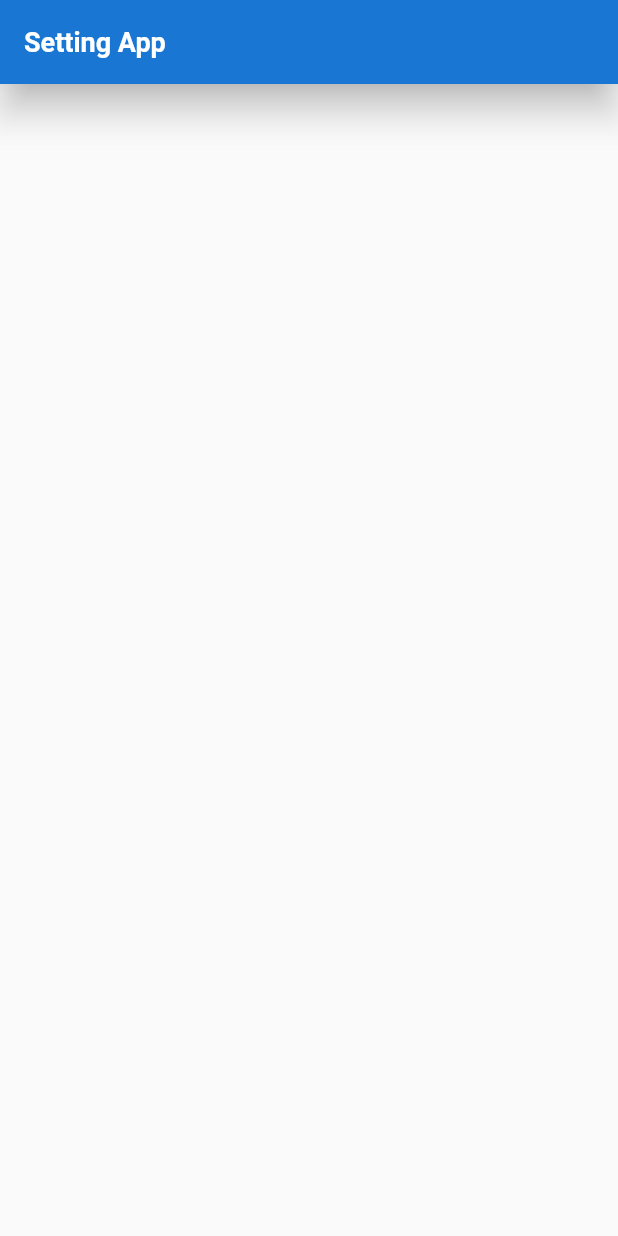
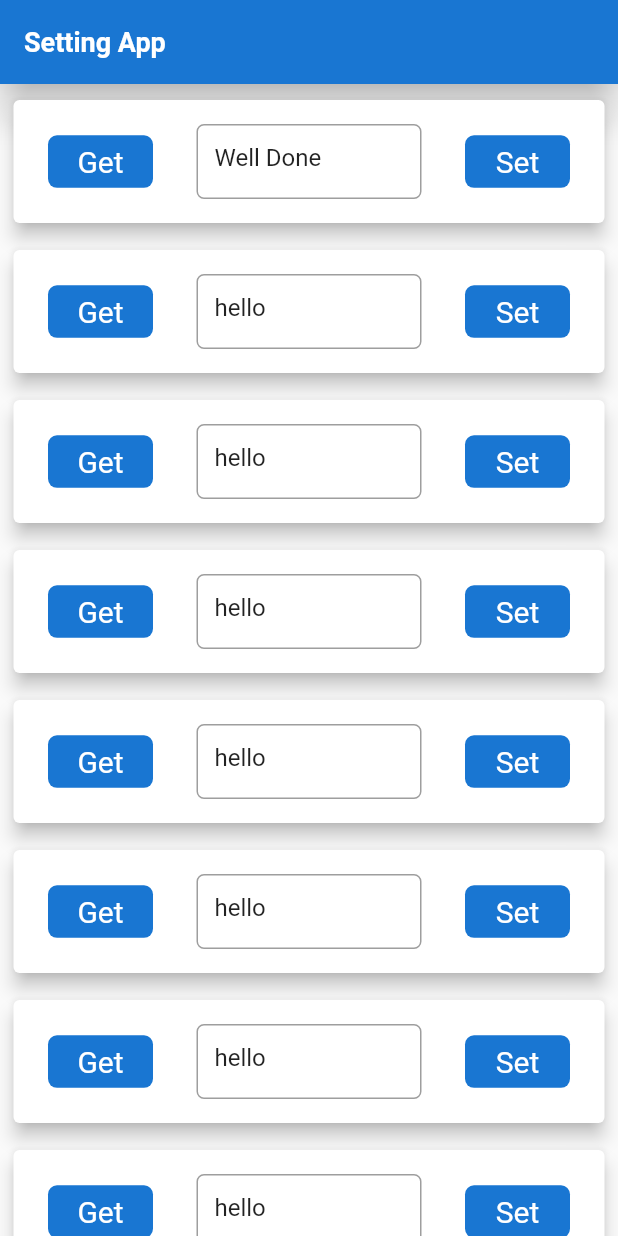
Before and after one commit to ShaktipumpAndroid/setting_appFlutter, a Flutter app: the HomePage screen opened directly, on a phone screen of 412 x 824 dp. Run offline on Flutter 3.47's test engine with Material 2 defaults, Android fonts, the phone set to English and light mode, and no system bars; our stand-ins replace fluttertoast; missing offline and left inert: flutter_barcode_scanner.

Commit message:
1) Home Page UI 2) ListView implementaion.

```diff
--- a/lib/home_page/HomePage.dart
+++ b/lib/home_page/HomePage.dart
@@ -1,6 +1,7 @@
 import 'package:flutter/material.dart';
 import 'package:setting_app/ui_widget/appbar.dart';
-
+import '../Utility/colors.dart';
+import '../ui_widget/robotoTextWidget.dart';
 import '../utility/string.dart';
 
 
@@ -12,13 +13,17 @@ class HomePage extends StatefulWidget {
 }
 
 class _HomePageState extends State<HomePage> {
+  var isLoading = false;
+  String inputValue = "Work hard";
+  List<String> _textFields = List.generate(20, (index) => 'hello') ;
 
-  var isLoading = false;
   @override
   void initState() {
     // TODO: implement initState
     super.initState();
+    _textFields[0]="Well Done";
   }
+
 
   @override
   Widget build(BuildContext context) {
@@ -27,8 +32,119 @@ class _HomePageState extends State<HomePage> {
       backgroundColor: Colors.white,
       body: Stack(
         children: [
-           AppBarWidget(pagetitle: appName,)
+          AppBarWidget(
+            pagetitle: appName,
+          ),
+          Container(
+            padding:
+                EdgeInsets.only(top: MediaQuery.of(context).size.height * 0.07),
+
+            child: ListView.builder(
+              itemCount: 20,
+              itemBuilder: (context, index) {
+                return cardWidget(index);
+              },
+            ),
+          ),
         ],
       ),
     );
-  }}
+  }
+
+  cardWidget(int index) {
+    return Container(
+      height: 100,
+      width: double.infinity,
+      padding: const EdgeInsets.all(5),
+      child: Card(
+        elevation: 5,
+        child: Row(
+          mainAxisAlignment: MainAxisAlignment.spaceEvenly,
+          children: [getterWidget(), editWidget(index), setterWidget()],
+        ),
+      ),
+    );
+  }
+
+  getterWidget() {
+    return InkWell(
+      child: Container(
+        margin: const EdgeInsets.all(6),
+        width: 70,
+        height: 35,
+        decoration: const BoxDecoration(
+          color: AppColors.blue,
+          borderRadius: BorderRadius.all(Radius.circular(6)),
+        ),
+        child: Center(
+          child: robotoTextWidget(
+              textval: get,
+              colorval: AppColors.white,
+              sizeval: 20,
+              fontWeight: FontWeight.w400),
+        ),
+      ),
+      onTap: () {},
+    );
+  }
+
+  setterWidget() {
+    return InkWell(
+      child: Container(
+        margin: const EdgeInsets.all(6),
+        width: 70,
+        height: 35,
+        decoration: const BoxDecoration(
+          color: AppColors.blue,
+          borderRadius: BorderRadius.all(Radius.circular(6)),
+        ),
+        child: Center(
+          child: robotoTextWidget(
+              textval: set,
+              colorval: AppColors.white,
+              sizeval: 20,
+              fontWeight: FontWeight.w400),
+        ),
+      ),
+      onTap: () {},
+    );
+  }
+
+  editWidget(int key) {
+    return Container(
+      margin: const EdgeInsets.all(6),
+      width: 150,
+      height: 50,
+      child: TextFormField(
+        initialValue:  _textFields[key],
+        decoration: InputDecoration(
+          hintText: hint,
+          enabledBorder: OutlineInputBorder(
+            borderSide: BorderSide(width: 1, color: Colors.grey), //<-- SEE HERE
+            borderRadius: BorderRadius.circular(5),
+          ),
+        ),
+        validator: (value) {
+          if (value!.isEmpty) {
+            return 'Field can not be empty';
+          }
+          return null;
+        },
+        onChanged: (value) {
+          // Handle input changes
+          onUpdate(key,value);
+        },
+        onSaved: (newValue) {
+          // Handle the saved input value
+
+        },
+      ),
+    );
+  }
+
+  void onUpdate(int key, String value) {
+
+    print( _textFields[key] = value);
+
+  }
+}
--- a/lib/utility/string.dart
+++ b/lib/utility/string.dart
@@ -3,3 +3,7 @@ var appName = "Setting App";
 var submit = "Submit" ;
 var pumpCodeTxt = "Pump Code";
 var openScannerTxt = "Open Scanner";
+var get = "Get";
+var set = "Set";
+var title = "Title";
+var hint = "Enter Number";
--- a/lib/web_service/APIDirectory.dart
+++ b/lib/web_service/APIDirectory.dart
@@ -1,8 +1,5 @@
+const productionUrl = 'https://spprdsrvr1.shaktipumps.com:8423/sap/bc/bsp/sap/';
 
-import 'package:flutter/foundation.dart';
-
-const productionUrl = 'https://spprdsrvr1.shaktipumps.com:8423/sap/bc/bsp/sap/';
-//https://spprdsrvr1.shaktipumps.com:8423/sap/bc/bsp/sap/zemp_hr_portal/setting_parameter_app.htm
 userLogin(String serialNumber) {
   return Uri.parse('${productionUrl}zemp_hr_portal/setting_parameter_app.htm?lv_sernr=$serialNumber');
 }
--- a/lib/web_service/HTTP.dart
+++ b/lib/web_service/HTTP.dart
@@ -50,11 +50,6 @@ Future<Object?> get(BuildContext context,url, [headers]) async {
   } catch (e) {
     throw ExceptionHandlers().getExceptionString(e);
   }
-  // catch (error) {
-  //   print('Something went wrong in HTTP Get $error');
-
-  //   throw error;
-  // }
 }
 
 Future<Object?> post(BuildContext context,url, data, [headers]) async {
--- a/pubspec.yaml
+++ b/pubspec.yaml
@@ -38,7 +38,6 @@ dependencies:
   flutter_barcode_scanner: ^2.0.0
   http: any
   fluttertoast: ^8.0.9
-
 
 dev_dependencies:
   flutter_test:
```
Also changed, not shown: lib/login/loginPage.dart (+47 -24 lines).
